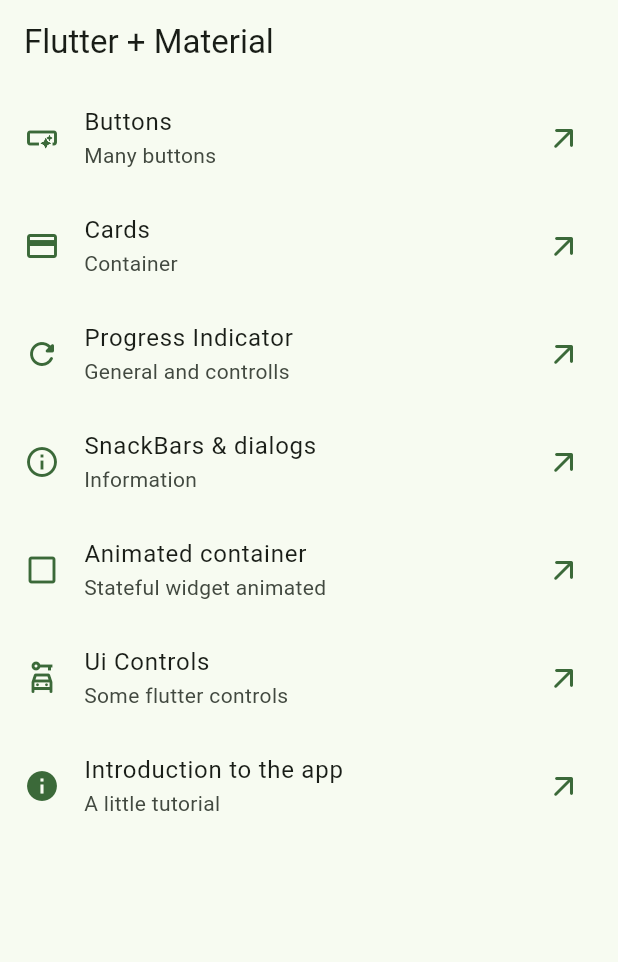
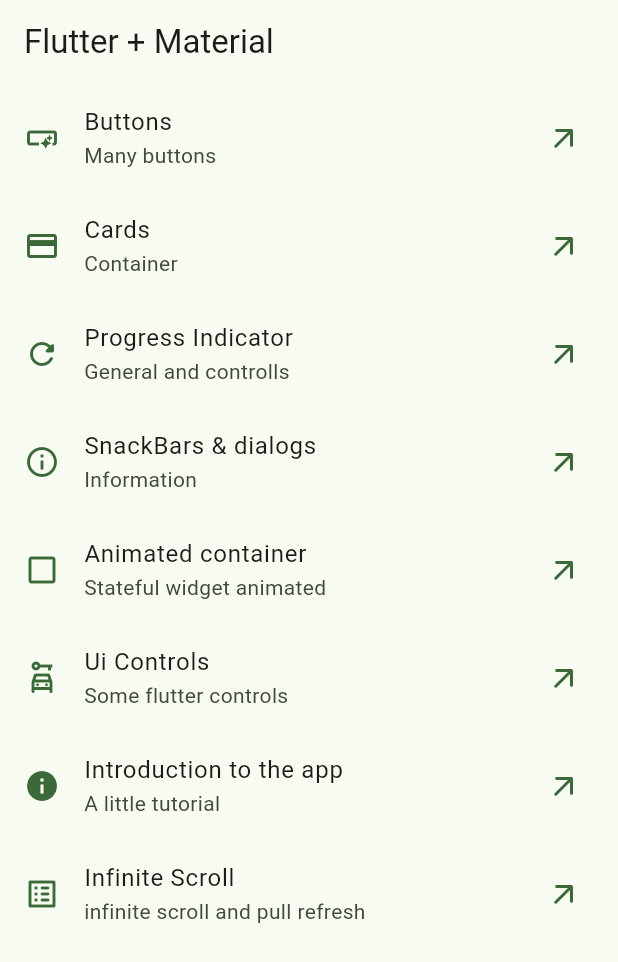
Before and after one commit to Fernando-uif/widgets-flutter, a Flutter app: the screen it shows after launch, on a phone screen of 412 x 824 dp. Shown: the top 962 px of the screen. Run offline on Flutter 3.47's test engine with Material 3 defaults, Android fonts, the phone set to English and light mode, and no system bars; our stand-ins replace animate_do, go_router.

Commit message:
add infinite scroll

```diff
--- a/lib/config/menu/menu_items.dart
+++ b/lib/config/menu/menu_items.dart
@@ -49,4 +49,9 @@ const appMenuItems = <MenuItem>[
       subTitle: 'A little tutorial',
       link: '/tutorial',
       icon: Icons.info),
+  MenuItem(
+      title: 'Infinite Scroll',
+      subTitle: 'infinite scroll and pull refresh',
+      link: '/infinite',
+      icon: Icons.list_alt_rounded),
 ];
--- a/lib/config/router/app_router.dart
+++ b/lib/config/router/app_router.dart
@@ -45,5 +45,10 @@ final appRouter = GoRouter(
       name: AppTutorialScreen.name,
       builder: (context, state) => const AppTutorialScreen(),
     ),
+    GoRoute(
+      path: '/infinite',
+      name: InfiniteScroll.name,
+      builder: (context, state) => const InfiniteScroll(),
+    ),
   ],
 );
```
Also changed, not shown: lib/presentation/screens/infinite_scroll/infinite_scroll_screen.dart (+80 -2 lines).
